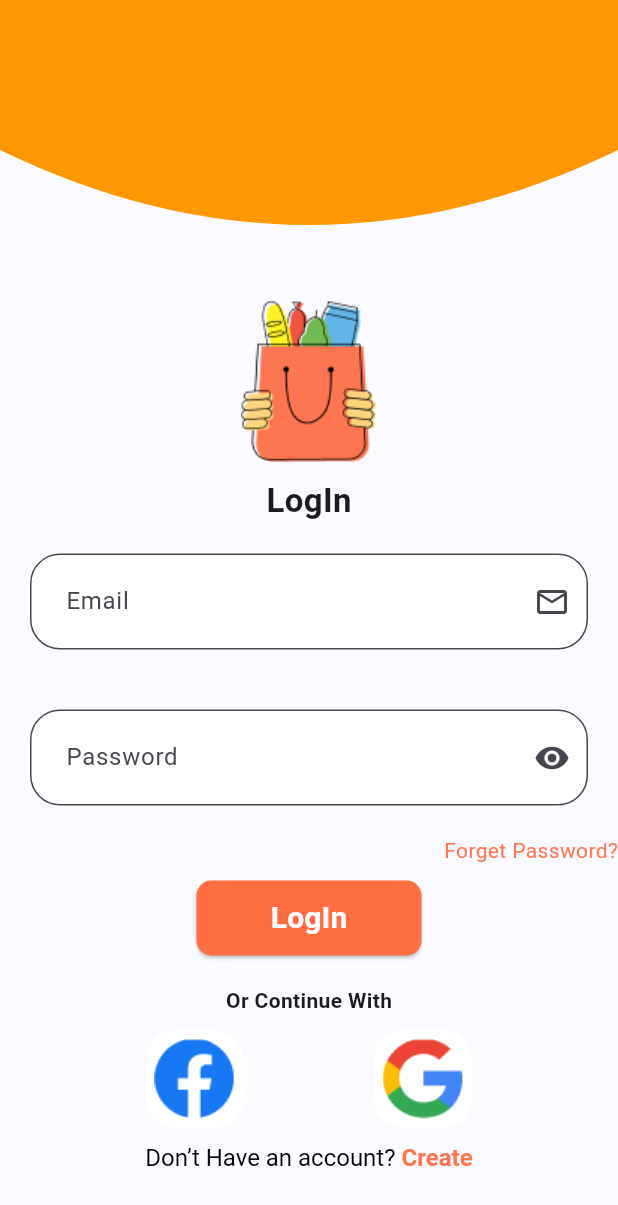
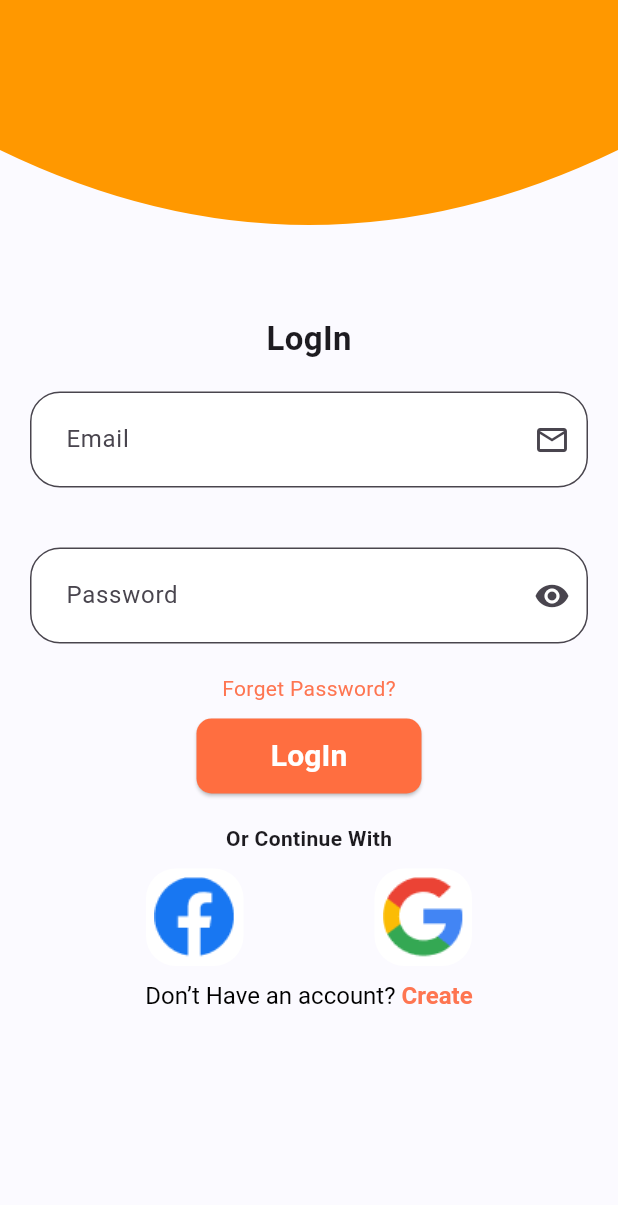
Before and after one commit to dhruvghoghari/gofresh, a Flutter app: the screen it shows after launch, on a phone screen of 412 x 824 dp. Shown: the top 1205 px of the screen. Run offline on Flutter 3.47's test engine with Material 2 defaults, Android fonts, the light colour scheme and no system bars; our stand-ins replace shared_preferences.

Commit message:
08/09/2023

```diff
--- a/lib/screens/LogIn.dart
+++ b/lib/screens/LogIn.dart
@@ -34,7 +34,7 @@ class _LogInState extends State<LogIn> {
                   children: [
 
                     ArcBackground(),
-                    Image.asset("img/logoo.png"),
+                    // Image.asset("img/logoo.png"),
 
                     SizedBox(height: 10.0),
                     Text("LogIn",style: TextStyle(
@@ -47,7 +47,7 @@ class _LogInState extends State<LogIn> {
                         width: MediaQuery.of(context).size.width,
                         child: TextField(
                           controller: _email,
-                          keyboardType: TextInputType.visiblePassword,
+                          keyboardType: TextInputType.emailAddress,
                           decoration: InputDecoration(
                             hintText: "Email",
                             filled: true,
@@ -91,11 +91,10 @@ class _LogInState extends State<LogIn> {
                         ),
                       ),
                     ),
-                    Align(alignment: Alignment.topRight,
-                      child: Text("Forget Password?",style: TextStyle(
-                        color: Color(0xffFE7551)
-                      ),),
-                    ),
+                    SizedBox(width: 200.0),
+                    Text("Forget Password?",style: TextStyle(
+                      color: Color(0xffFE7551)
+                    ),),
                     SizedBox(height: 10.0),
                     Container(
                       height: 50.0,
```
